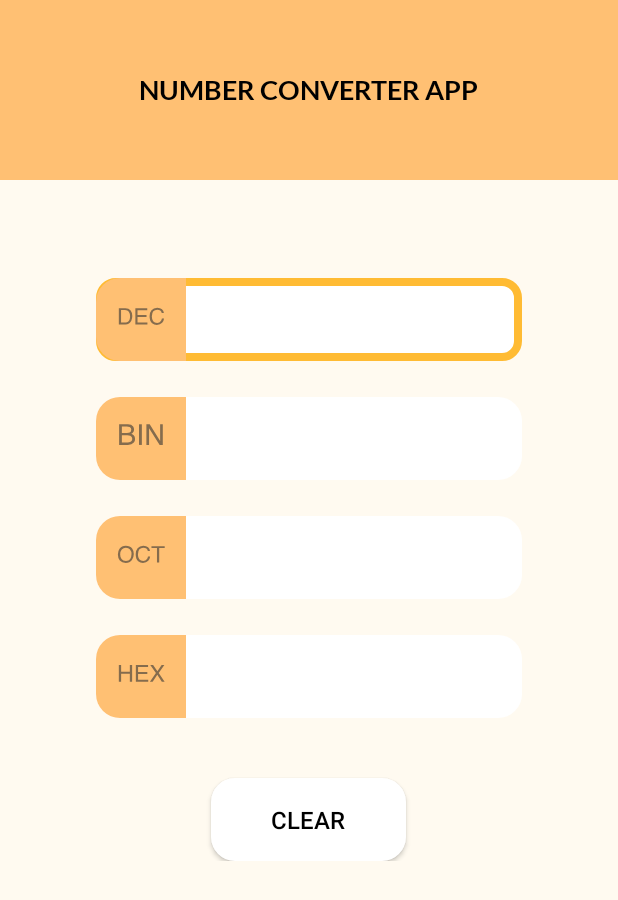
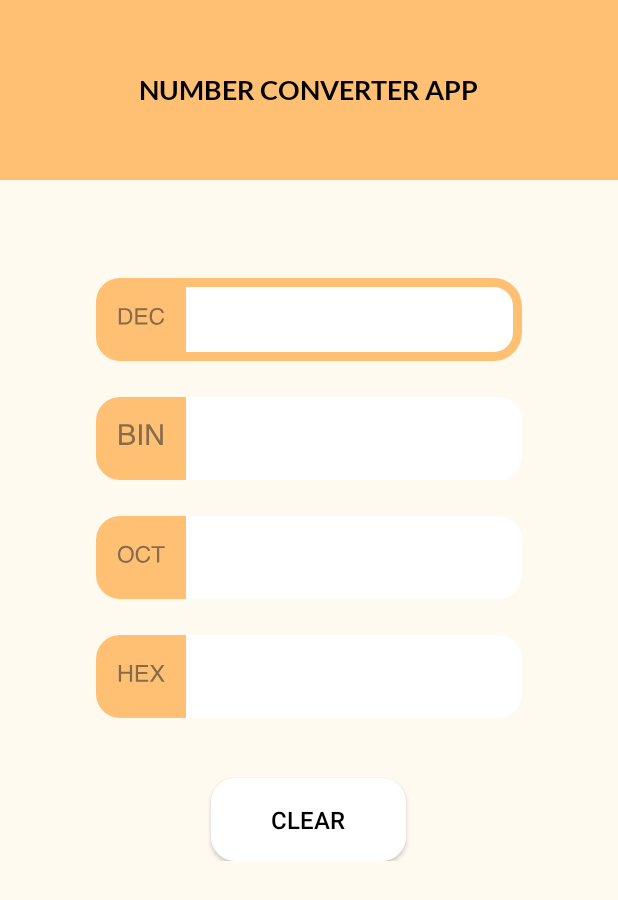
Before and after one commit to devnoorm7md/NumberConverterApp, an Android app: the screen it shows after launch (MainActivity), after a tap on "CLEAR", on a phone screen of 412 x 824 dp. Shown: the top 900 px of the screen. Run offline under Robolectric (Android 15) with nearby library versions, the phone set to English and light mode, and no system bars; 1 statement that could not run was skipped.

Commit message:
update code

```diff
--- a/app/src/main/java/com/example/numberconverterapp/MainActivity.kt
+++ b/app/src/main/java/com/example/numberconverterapp/MainActivity.kt
@@ -1,15 +1,13 @@
 package com.example.numberconverterapp
 
-import android.graphics.Color
-import android.graphics.drawable.GradientDrawable
-import androidx.appcompat.app.AppCompatActivity
 import android.os.Bundle
 import android.text.Editable
 import android.text.TextWatcher
 import android.view.View
 import android.widget.Button
 import android.widget.EditText
-import androidx.core.content.ContextCompat
+import android.widget.Toast
+import androidx.appcompat.app.AppCompatActivity
 
 class MainActivity : AppCompatActivity() {
 
@@ -19,7 +17,8 @@ class MainActivity : AppCompatActivity() {
     private lateinit var editTextOctal: EditText
     private lateinit var editTextHex: EditText
     private lateinit var buttonClear: Button
-    private var focusedViewId:Int = 0
+    private var focusedView: EditText? = null
+    private var textWatcher: TextWatcher? = null
 
     override fun onCreate(savedInstanceState: Bundle?) {
         super.onCreate(savedInstanceState)
@@ -27,6 +26,7 @@ class MainActivity : AppCompatActivity() {
 
         initViews()
         addCallBacks()
+        initListeners()
 
     }
 
@@ -38,23 +38,27 @@ class MainActivity : AppCompatActivity() {
         buttonClear = findViewById(R.id.button_clear)
     }
 
+    private fun initListeners() {
+        editTextDecimal.onFocusChangeListener = CustomFocusChangeListener()
+        editTextBinary.onFocusChangeListener = CustomFocusChangeListener()
+        editTextOctal.onFocusChangeListener = CustomFocusChangeListener()
+        editTextHex.onFocusChangeListener = CustomFocusChangeListener()
+    }
+
+
     private fun addCallBacks() {
 
-        val textWatcher = object: TextWatcher{
+        textWatcher = object : TextWatcher {
 
             override fun beforeTextChanged(p0: CharSequence?, p1: Int, p2: Int, p3: Int) {
 
             }
 
-            override fun onTextChanged(p0: CharSequence?, p1: Int, p2: Int, p3: Int) {
-                val number = p0.toString().trim()
-                if (number.isNotEmpty()){
-                    convertNumberBases(focusedViewId,number)
-                }
-                else {
-                    clearEditTextsWhenNoInput(focusedViewId)
-                    }
-                }
+            override fun onTextChanged(s: CharSequence?, p1: Int, p2: Int, p3: Int) {
+                val number = s.toString().trim()
+                focusedView?.let { convertNumberBases(it, number) }
+
+            }
 
 
             override fun afterTextChanged(p0: Editable?) {
@@ -63,71 +67,63 @@ class MainActivity : AppCompatActivity() {
 
         }
 
-        val views = listOf(editTextDecimal, editTextBinary, editTextOctal, editTextHex)
-        views.forEach {
-            it.onFocusChangeListener = View.OnFocusChangeListener { view, hasFocus ->
-                if (hasFocus) {
-                    focusedViewId = view.id
-                    it.addTextChangedListener(textWatcher)
-                    onFocusedViewDrawable(view)
-                } else {
-                    it.removeTextChangedListener(textWatcher)
-                    onRemoveFocusedViewDrawable(view)
-                }
-            }
-        }
-
         buttonClear.setOnClickListener {
-            clearEditTexts(editTextDecimal,editTextBinary,editTextOctal,editTextHex)
+            clearFields()
         }
 
     }
 
-    private fun clearEditTexts(vararg editTexts: EditText) {
-        for (editText in editTexts) {
-            editText.setText("")
+    private fun convertToDecimal(number: String, base: Int): String {
+        if (number.isEmpty()) {
+            return ""
+        }
+        return number.toIntOrNull(base)?.toString() ?: ""
+    }
+
+    private fun convertFromDecimal(number: String, base: Int): String {
+        return number.toInt().toString(base)
+    }
+
+    private fun convertNumberBases(view: EditText, number: String) {
+        try {
+            val value = when (view.id) {
+                R.id.edit_text_decimal -> convertToDecimal(number, 10)
+                R.id.edit_text_binary -> convertToDecimal(number, 2)
+                R.id.edit_text_octal -> convertToDecimal(number, 8)
+                else -> convertToDecimal(number, 16)
+            }
+
+            editTextDecimal.takeIf { it.id != view.id }?.setText(convertFromDecimal(value, 10))
+            editTextBinary.takeIf { it.id != view.id }?.setText(convertFromDecimal(value, 2))
+            editTextOctal.takeIf { it.id != view.id }?.setText(convertFromDecimal(value, 8))
+            editTextHex.takeIf { it.id != view.id }?.setText(convertFromDecimal(value, 16))
+
+        } catch (e: NumberFormatException) {
+            Toast.makeText(this, e.message, Toast.LENGTH_LONG).show()
+        } catch (e: Exception) {
+            Toast.makeText(this, e.message, Toast.LENGTH_LONG).show()
         }
     }
 
-    private fun clearEditTextsWhenNoInput(viewId: Int) {
-        when (viewId) {
-            R.id.edit_text_decimal -> clearEditTexts(editTextBinary, editTextOctal, editTextHex)
-            R.id.edit_text_binary -> clearEditTexts(editTextDecimal, editTextOctal, editTextHex)
-            R.id.edit_text_octal -> clearEditTexts(editTextDecimal, editTextBinary, editTextHex)
-            R.id.edit_text_hex -> clearEditTexts(editTextDecimal, editTextBinary, editTextOctal)
-        }
+    private fun clearFields() {
+
+        editTextDecimal.setText("")
+        editTextBinary.setText("")
+        editTextOctal.setText("")
+        editTextHex.setText("")
+
     }
 
-    private fun convertNumberBases(viewId: Int, number: String) {
-        try {
-            val value = when (viewId) {
-                R.id.edit_text_decimal -> number.toInt()
-                R.id.edit_text_binary -> number.toInt(2)
-                R.id.edit_text_octal -> number.toInt(8)
-                else -> number.toInt(16)
+    inner class CustomFocusChangeListener : View.OnFocusChangeListener {
+        override fun onFocusChange(view: View?, hasFocus: Boolean) {
+
+            if (hasFocus) {
+                focusedView = view as EditText
+                focusedView!!.addTextChangedListener(textWatcher)
+            } else {
+                focusedView!!.removeTextChangedListener(textWatcher)
             }
+        }
 
-            editTextDecimal.takeIf { it.id != viewId }?.setText(value.toString())
-            editTextBinary.takeIf { it.id != viewId }?.setText(Integer.toBinaryString(value))
-            editTextOctal.takeIf { it.id != viewId }?.setText(Integer.toOctalString(value))
-            editTextHex.takeIf { it.id != viewId }?.setText(Integer.toHexString(value))
-
-        } catch (e: Exception) {
-            e.printStackTrace()
-        }
     }
-
-    // Dynamic Drawable Design
-    private fun onFocusedViewDrawable(view: View){
-        val gradientDrawable = GradientDrawable(GradientDrawable.Orientation.TL_BR,intArrayOf(Color.WHITE,Color.WHITE))
-        gradientDrawable.shape = GradientDrawable.RECTANGLE
-        gradientDrawable.cornerRadius = 16F
-        gradientDrawable.setStroke(8,ContextCompat.getColor(this, android.R.color.holo_orange_light))
-        view.background = gradientDrawable
-    }
-
-    private fun onRemoveFocusedViewDrawable(view: View){
-        view.background = ContextCompat.getDrawable(this,R.drawable.edit_text_background)
-    }
-
 }
--- a/app/src/main/res/drawable/edit_text_background.xml
+++ b/app/src/main/res/drawable/edit_text_background.xml
@@ -1,7 +1,17 @@
 <?xml version="1.0" encoding="utf-8"?>
-<shape xmlns:android="http://schemas.android.com/apk/res/android"
-    android:shape="rectangle">
-    <solid android:color="@color/white"/>
-     <corners android:radius="16dp" />
+<selector xmlns:android="http://schemas.android.com/apk/res/android">
+    <item android:state_focused="false">
+        <shape android:shape="rectangle">
+            <corners android:radius="16dp" />
+            <solid android:color="@color/white" />
+        </shape>
+    </item>
 
-</shape>
+    <item android:state_focused="true">
+        <shape android:shape="rectangle">
+            <corners android:radius="16dp" />
+            <solid android:color="@color/white" />
+            <stroke android:width="6dp" android:color="@color/brand" />
+        </shape>
+    </item>
+</selector>
```
